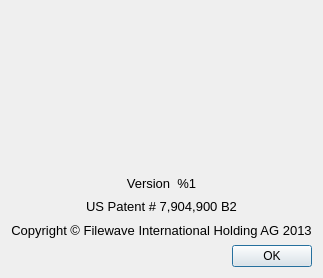
Above: FileWaveGuiLib/AboutWidget.ui from fw-dev/translations before the change. Below: the same form after it.
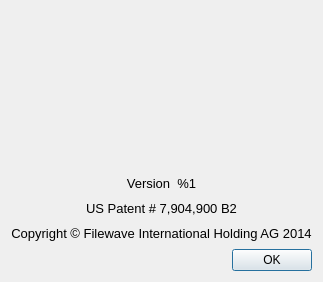
That is the form after the change.

The edit to the form file:
```diff
--- a/FileWaveGuiLib/AboutWidget.ui
+++ b/FileWaveGuiLib/AboutWidget.ui
@@ -7,7 +7,7 @@
     <x>0</x>
     <y>0</y>
     <width>279</width>
-    <height>278</height>
+    <height>282</height>
    </rect>
   </property>
   <layout class="QVBoxLayout" name="verticalLayout">
@@ -121,7 +121,7 @@
       </font>
      </property>
      <property name="text">
-      <string>Copyright © Filewave International Holding AG 2013</string>
+      <string>Copyright © Filewave International Holding AG 2014</string>
      </property>
      <property name="alignment">
       <set>Qt::AlignCenter</set>
```
